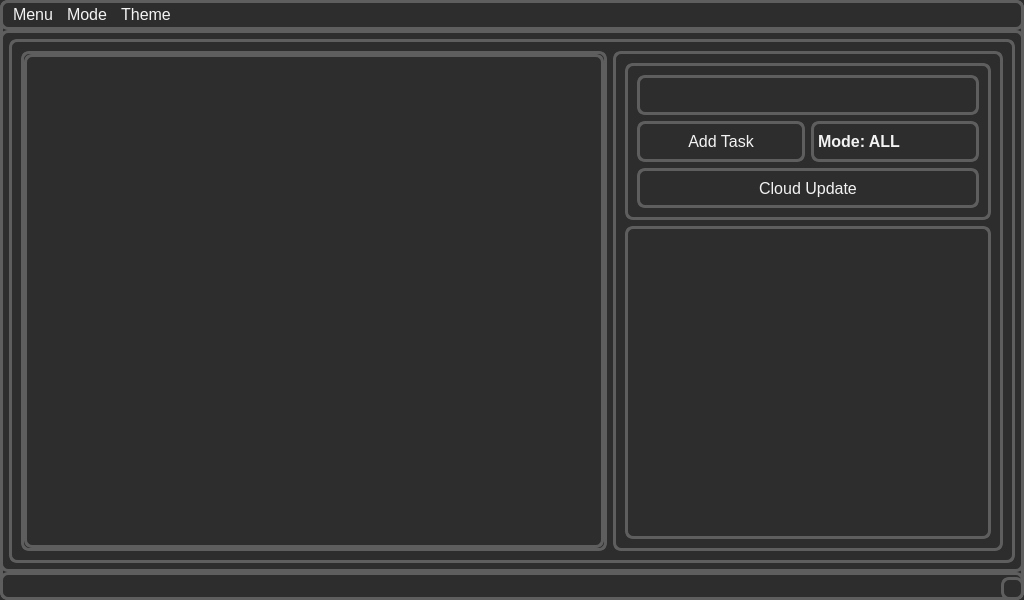
Before: the Qt Designer form main/ui/checklist.ui in KashML/CheckItOut, drawn with Qt 5.
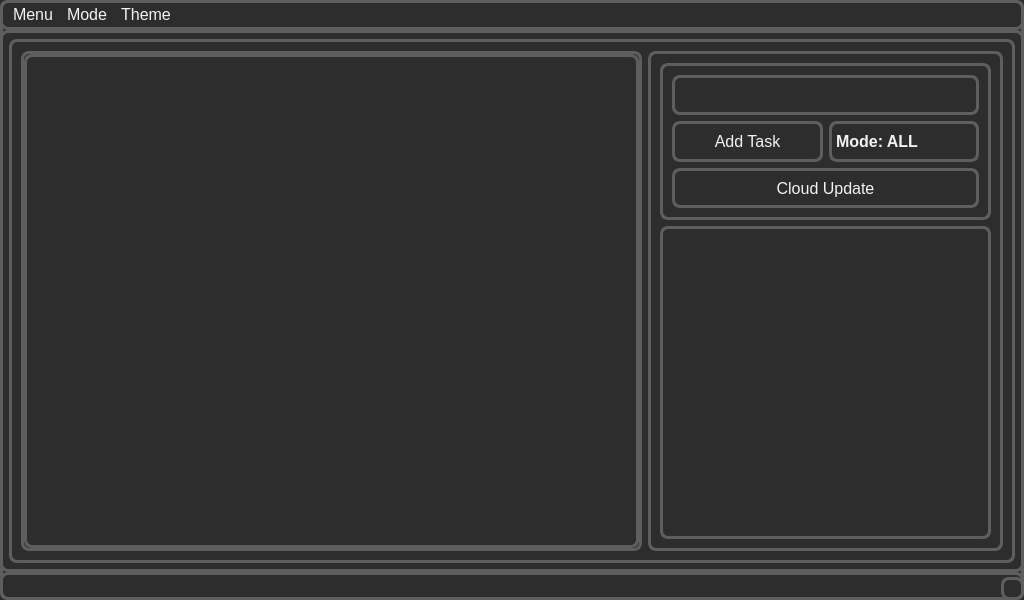
After: the same form once the commit is applied.

Diff of the .ui file:
```diff
--- a/main/ui/checklist.ui
+++ b/main/ui/checklist.ui
@@ -60,7 +60,7 @@
       <property name="frameShadow">
        <enum>QFrame::Raised</enum>
       </property>
-      <layout class="QHBoxLayout" name="horizontalLayout">
+      <layout class="QHBoxLayout" name="horizontalLayout" stretch="7,4">
        <item>
         <widget class="QScrollArea" name="task_frame_scroll">
          <property name="sizePolicy">
@@ -83,7 +83,7 @@
            <rect>
             <x>0</x>
             <y>0</y>
-            <width>580</width>
+            <width>615</width>
             <height>494</height>
            </rect>
           </property>
```
